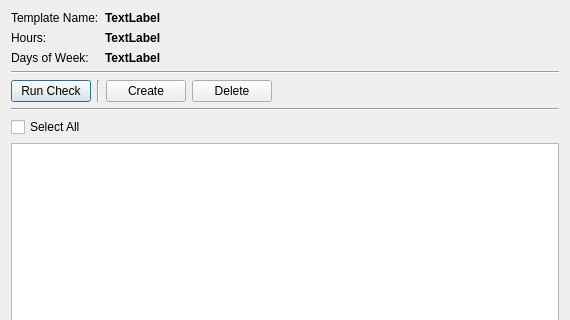
The window that schedule_summary.ui (pgathogo/auto-scheduler) describes before a commit, drawn with Qt 5; both pictures show x 0 to 570 and y 0 to 320 of the 570 by 463 pixel window.
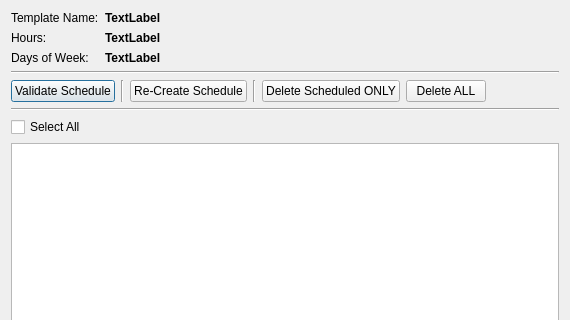
The same window after the commit.

Commit message: Add logging and refactor UI/UX

The edit to the form file:
```diff
--- a/schedule_summary.ui
+++ b/schedule_summary.ui
@@ -96,7 +96,7 @@
      <item>
       <widget class="QPushButton" name="btnRunCheck">
        <property name="text">
-        <string>Run Check</string>
+        <string>Validate Schedule</string>
        </property>
       </widget>
      </item>
@@ -110,14 +110,28 @@
      <item>
       <widget class="QPushButton" name="btnCreate">
        <property name="text">
-        <string>Create</string>
+        <string>Re-Create Schedule</string>
+       </property>
+      </widget>
+     </item>
+     <item>
+      <widget class="Line" name="line_4">
+       <property name="orientation">
+        <enum>Qt::Vertical</enum>
        </property>
       </widget>
      </item>
      <item>
       <widget class="QPushButton" name="btnDelete">
        <property name="text">
-        <string>Delete</string>
+        <string>Delete Scheduled ONLY</string>
+       </property>
+      </widget>
+     </item>
+     <item>
+      <widget class="QPushButton" name="btnDeleteAll">
+       <property name="text">
+        <string>Delete ALL</string>
        </property>
       </widget>
      </item>
```
The commit also changes 6 other files.
